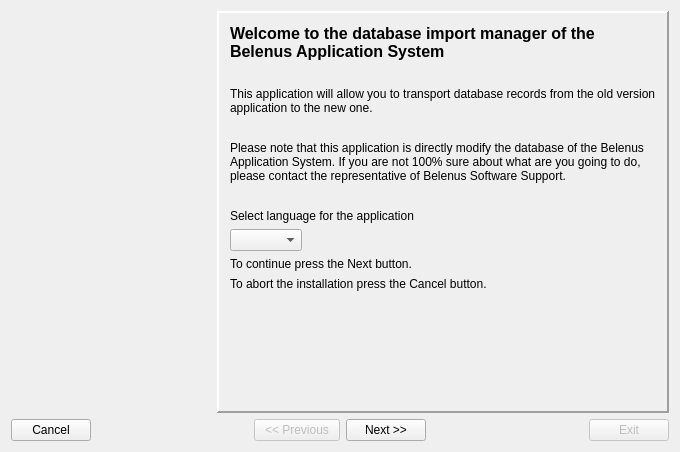
First picture: the form in dbtool/mainwindow.ui, repository tbikfalvi/Belenus, before the edit.
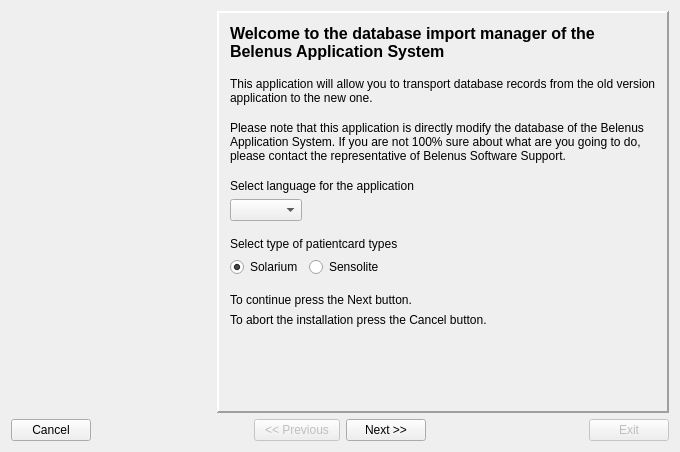
Second picture: the form after the edit. Icons and pictures are not drawn.

```diff
--- a/dbtool/mainwindow.ui
+++ b/dbtool/mainwindow.ui
@@ -102,7 +102,7 @@
             <property name="sizeHint" stdset="0">
              <size>
               <width>20</width>
-              <height>20</height>
+              <height>10</height>
              </size>
             </property>
            </spacer>
@@ -133,7 +133,7 @@
             <property name="sizeHint" stdset="0">
              <size>
               <width>20</width>
-              <height>20</height>
+              <height>10</height>
              </size>
             </property>
            </spacer>
@@ -164,7 +164,7 @@
             <property name="sizeHint" stdset="0">
              <size>
               <width>20</width>
-              <height>20</height>
+              <height>10</height>
              </size>
             </property>
            </spacer>
@@ -204,6 +204,79 @@
             </item>
            </layout>
           </item>
+          <item>
+           <spacer name="verticalSpacer_4">
+            <property name="orientation">
+             <enum>Qt::Vertical</enum>
+            </property>
+            <property name="sizeType">
+             <enum>QSizePolicy::Fixed</enum>
+            </property>
+            <property name="sizeHint" stdset="0">
+             <size>
+              <width>20</width>
+              <height>10</height>
+             </size>
+            </property>
+           </spacer>
+          </item>
+          <item>
+           <widget class="QLabel" name="lblT_1_4">
+            <property name="text">
+             <string>Select type of patientcard types</string>
+            </property>
+           </widget>
+          </item>
+          <item>
+           <layout class="QHBoxLayout" name="horizontalLayout_16">
+            <item>
+             <widget class="QRadioButton" name="rbTypeSolarium">
+              <property name="text">
+               <string>Solarium</string>
+              </property>
+              <property name="checked">
+               <bool>true</bool>
+              </property>
+             </widget>
+            </item>
+            <item>
+             <widget class="QRadioButton" name="rbTypeSensolite">
+              <property name="text">
+               <string>Sensolite</string>
+              </property>
+             </widget>
+            </item>
+            <item>
+             <spacer name="horizontalSpacer_13">
+              <property name="orientation">
+               <enum>Qt::Horizontal</enum>
+              </property>
+              <property name="sizeHint" stdset="0">
+               <size>
+                <width>40</width>
+                <height>20</height>
+               </size>
+              </property>
+             </spacer>
+            </item>
+           </layout>
+          </item>
+          <item>
+           <spacer name="verticalSpacer_5">
+            <property name="orientation">
+             <enum>Qt::Vertical</enum>
+            </property>
+            <property name="sizeType">
+             <enum>QSizePolicy::Fixed</enum>
+            </property>
+            <property name="sizeHint" stdset="0">
+             <size>
+              <width>20</width>
+              <height>10</height>
+             </size>
+            </property>
+           </spacer>
+          </item>
           <item>
            <widget class="QLabel" name="lblText1_2">
             <property name="font">
@@ -239,7 +312,7 @@
             <property name="sizeHint" stdset="0">
              <size>
               <width>20</width>
-              <height>81</height>
+              <height>20</height>
              </size>
             </property>
            </spacer>
```
